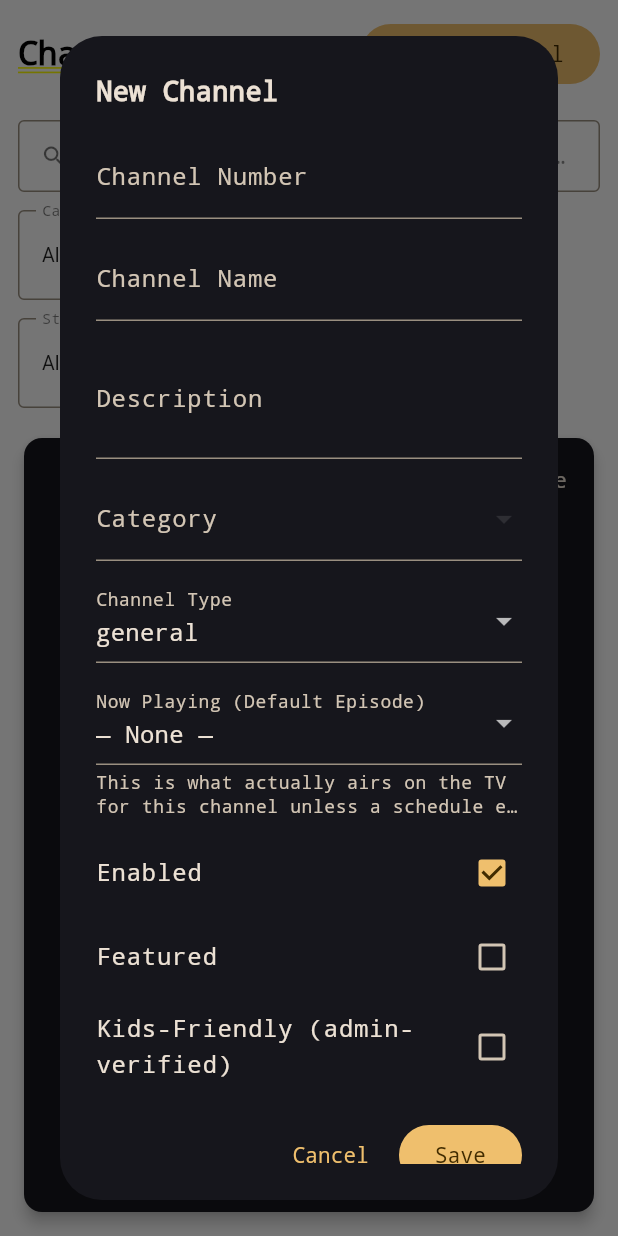
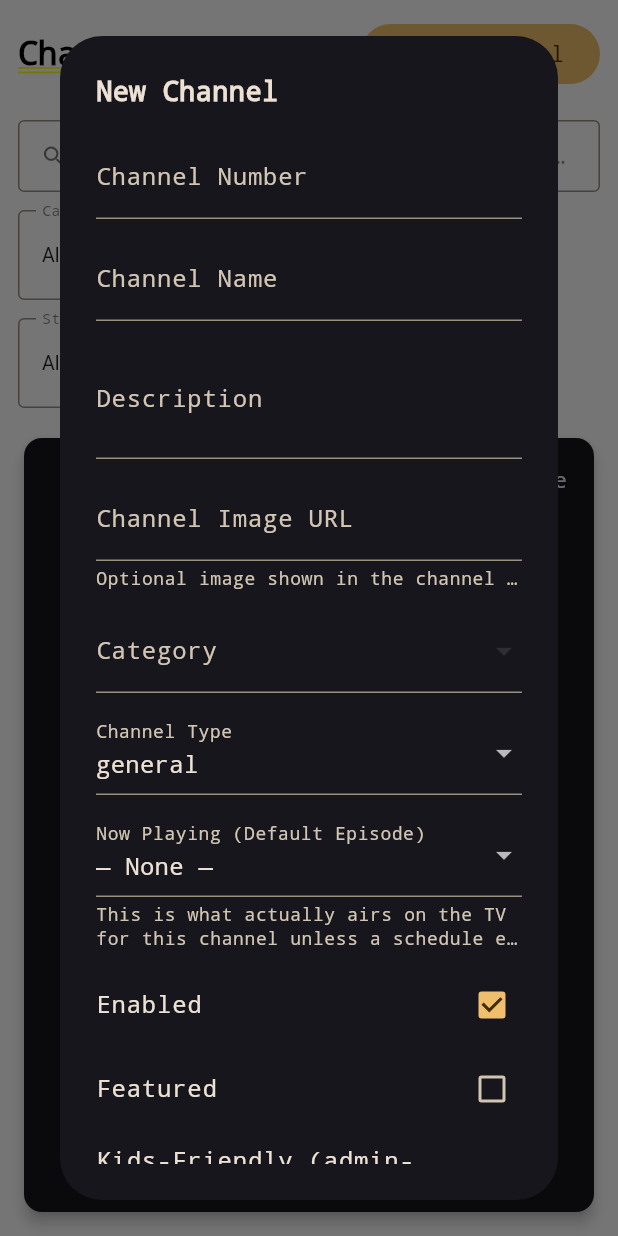
Before and after one commit to mzainulabideendev/Retro-TV, a Flutter app: the ChannelsPanel screen opened directly, after a tap on "New Channel", on a phone screen of 412 x 824 dp. Run offline on Flutter 3.47's test engine with Material 3 defaults, Android fonts, the phone set to English and light mode, and no system bars; our stand-ins replace lottie, shared_preferences, supabase_flutter, timezone, youtube_player_iframe; missing offline and left inert: media_kit, media_kit_video, youtube_explode_dart; accounts and stored records are empty.

Commit message:
feat: add channel images to guide
Co-authored-by: Copilot <223556219+Copilot@users.noreply.github.com>

```diff
--- a/lib/screens/admin/panels/channels_panel.dart
+++ b/lib/screens/admin/panels/channels_panel.dart
@@ -407,6 +407,7 @@ class _ChannelEditorDialogState extends State<_ChannelEditorDialog> {
   late TextEditingController _nameCtrl;
   late TextEditingController _numberCtrl;
   late TextEditingController _descCtrl;
+  late TextEditingController _logoUrlCtrl;
   String? _categoryId;
   String _channelType = 'general';
   bool _enabled = true;
@@ -437,6 +438,7 @@ class _ChannelEditorDialogState extends State<_ChannelEditorDialog> {
       text: c?.channelNumber.toString() ?? '',
     );
     _descCtrl = TextEditingController(text: c?.description ?? '');
+    _logoUrlCtrl = TextEditingController(text: c?.logoUrl ?? '');
     _categoryId = c?.categoryId;
     _channelType = c?.channelType ?? 'general';
     _enabled = c?.enabled ?? true;
@@ -465,6 +467,7 @@ class _ChannelEditorDialogState extends State<_ChannelEditorDialog> {
     _nameCtrl.dispose();
     _numberCtrl.dispose();
     _descCtrl.dispose();
+    _logoUrlCtrl.dispose();
     super.dispose();
   }
 
@@ -489,6 +492,9 @@ class _ChannelEditorDialogState extends State<_ChannelEditorDialog> {
             description: _descCtrl.text.trim().isEmpty
                 ? null
                 : _descCtrl.text.trim(),
+            logoUrl: _logoUrlCtrl.text.trim().isEmpty
+                ? null
+                : _logoUrlCtrl.text.trim(),
             categoryId: _categoryId,
             channelType: _channelType,
             defaultEpisodeId: _defaultEpisodeId,
@@ -510,6 +516,9 @@ class _ChannelEditorDialogState extends State<_ChannelEditorDialog> {
           'description': _descCtrl.text.trim().isEmpty
               ? null
               : _descCtrl.text.trim(),
+          'logo_url': _logoUrlCtrl.text.trim().isEmpty
+              ? null
+              : _logoUrlCtrl.text.trim(),
           'category_id': _categoryId,
           'channel_type': _channelType,
           'default_episode_id': _defaultEpisodeId,
@@ -583,6 +592,28 @@ class _ChannelEditorDialogState extends State<_ChannelEditorDialog> {
                     controller: _descCtrl,
                     decoration: const InputDecoration(labelText: 'Description'),
                     maxLines: 2,
+                  ),
+                  const SizedBox(height: 12),
+                  TextFormField(
+                    controller: _logoUrlCtrl,
+                    decoration: const InputDecoration(
+                      labelText: 'Channel Image URL',
+                      hintText: 'https://example.com/channel-logo.png',
+                      helperText: 'Optional image shown in the channel guide.',
+                    ),
+                    keyboardType: TextInputType.url,
+                    validator: (value) {
+                      final url = value?.trim() ?? '';
+                      if (url.isEmpty) return null;
+                      final uri = Uri.tryParse(url);
+                      if (uri == null ||
+                          !uri.hasAuthority ||
+                          uri.host.isEmpty ||
+                          (uri.scheme != 'http' && uri.scheme != 'https')) {
+                        return 'Enter a valid HTTP or HTTPS image URL';
+                      }
+                      return null;
+                    },
                   ),
                   const SizedBox(height: 12),
                   DropdownButtonFormField<String>(
```
Also changed, not shown: lib/widgets/tv/channel_guide.dart (+21 -1 lines).
